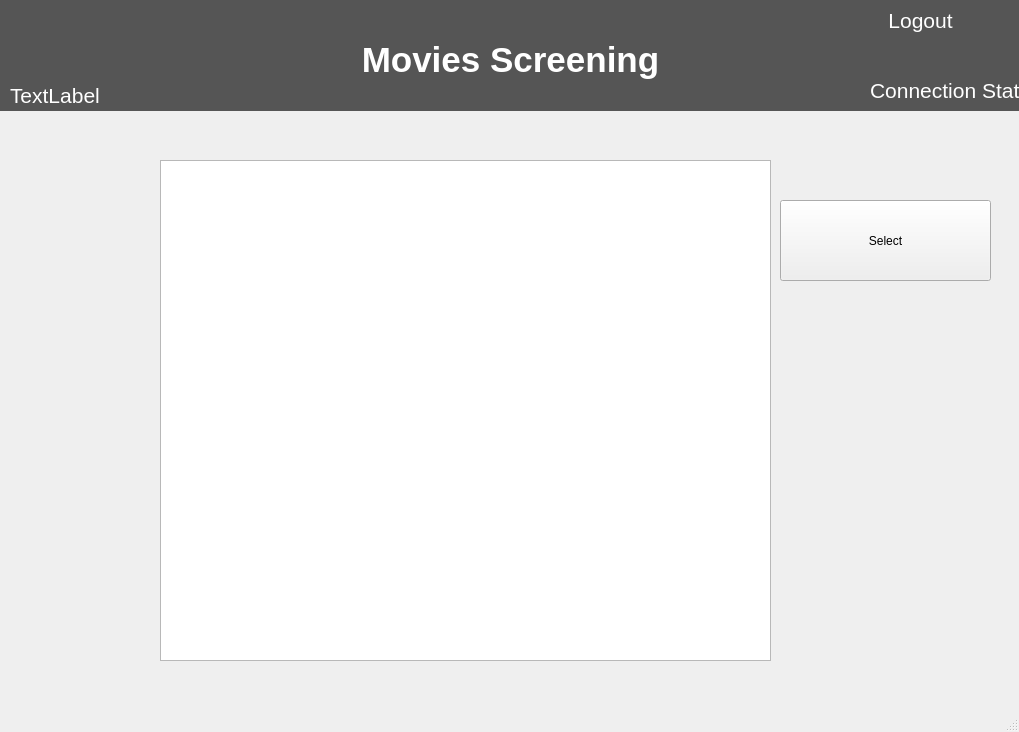
Old version of the form QT/mainwindow.ui in the repository LuciaCG/Bluebird.
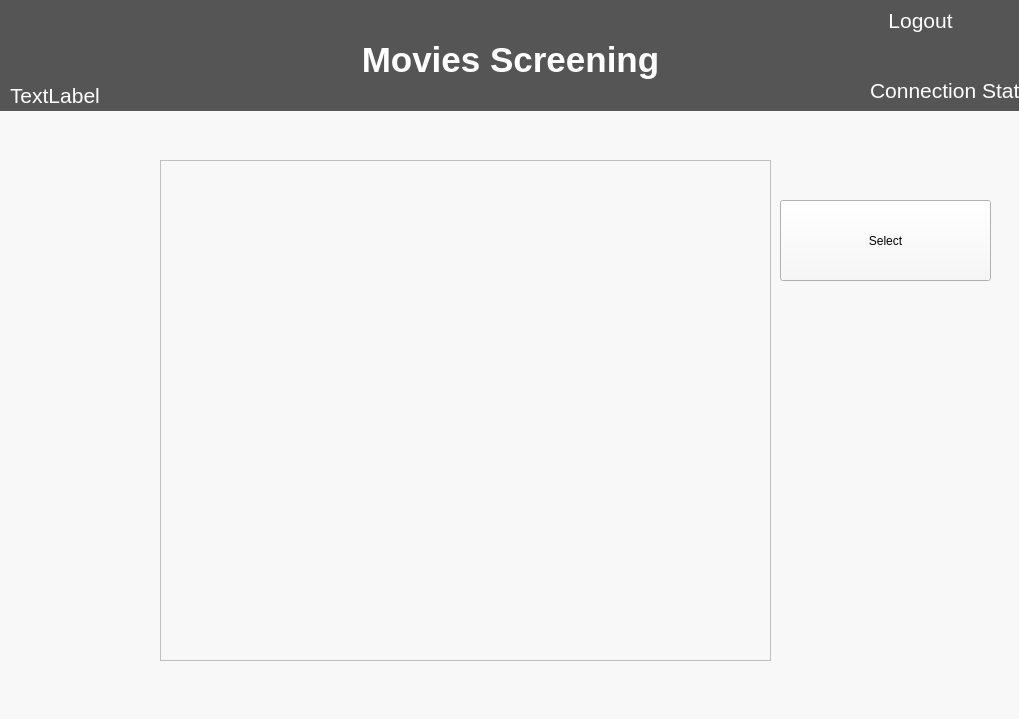
New version of the form.

```diff
--- a/QT/mainwindow.ui
+++ b/QT/mainwindow.ui
@@ -7,7 +7,7 @@
     <x>0</x>
     <y>0</y>
     <width>1019</width>
-    <height>732</height>
+    <height>719</height>
    </rect>
   </property>
   <property name="windowTitle">
@@ -17,10 +17,10 @@
    <double>1.000000000000000</double>
   </property>
   <property name="autoFillBackground">
-   <bool>true</bool>
+   <bool>false</bool>
   </property>
   <property name="styleSheet">
-   <string notr="true"/>
+   <string notr="true">background-color: #f8f8f8;</string>
   </property>
   <widget class="QWidget" name="centralWidget">
    <widget class="QTableView" name="tableView">
```
Left out of the diff: 10 changed lines with no effect on the pictures.
